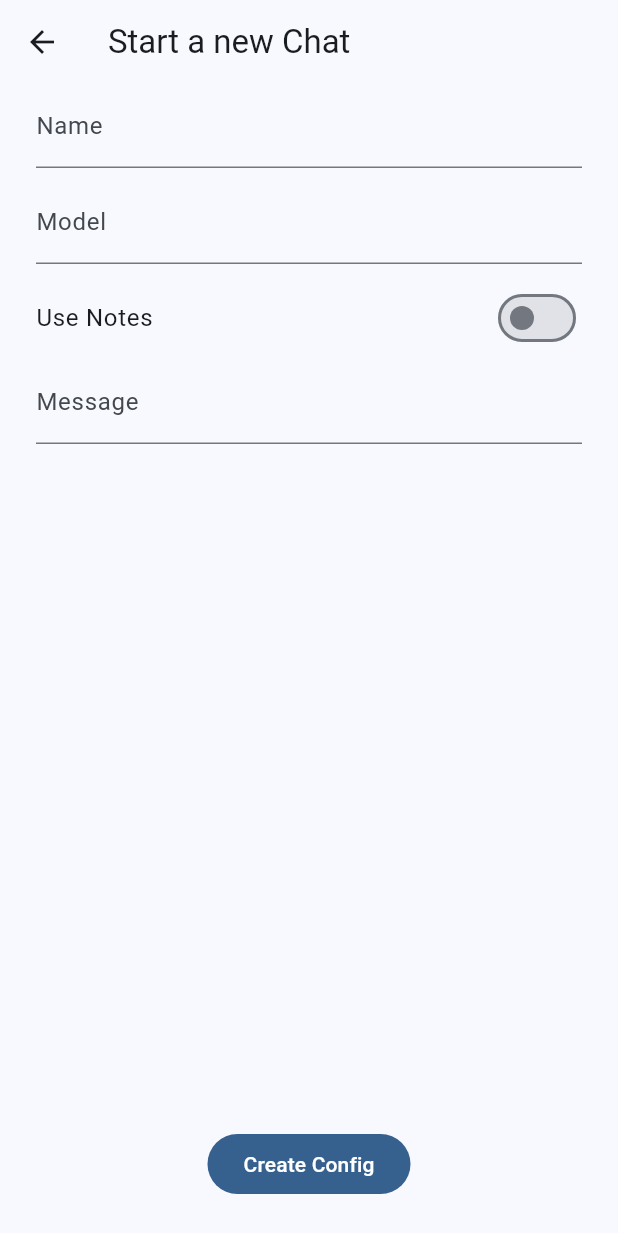
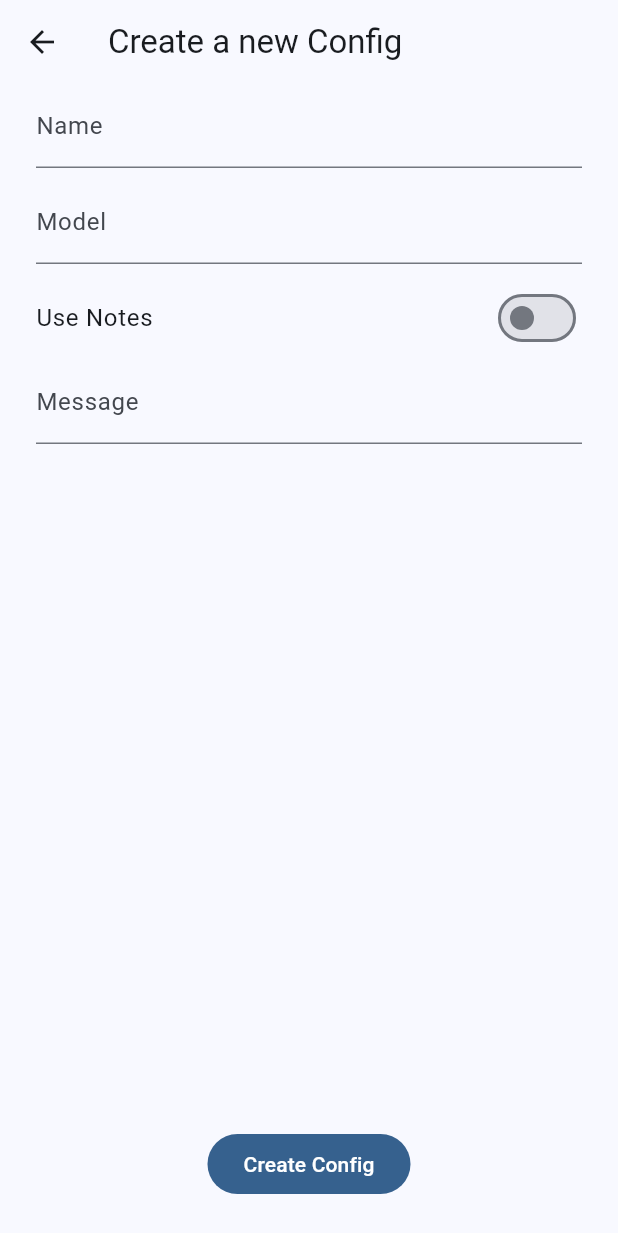
Before and after one commit to Noteschat/ConfigClient, a Flutter app: the NewConfigView screen opened directly with empty values, on a phone screen of 412 x 824 dp. Shown: the top 1233 px of the screen. Run offline on Flutter 3.47's test engine with Material 3 defaults, Android fonts, the light colour scheme and no system bars; drawn by our look-alikes of dynamic_color; accounts and stored records are empty.

Commit message:
Fix a title

```diff
--- a/lib/components/NewConfig/NewConfig.dart
+++ b/lib/components/NewConfig/NewConfig.dart
@@ -27,7 +27,7 @@ class _NewConfigViewState extends State<NewConfigView> {
     return Scaffold(
       appBar: AppBar(
         backgroundColor: Theme.of(context).colorScheme.surfaceBright,
-        title: const Text("Start a new Chat"),
+        title: const Text("Create a new Config"),
       ),
       body: Form(
         key: formKey,
```
